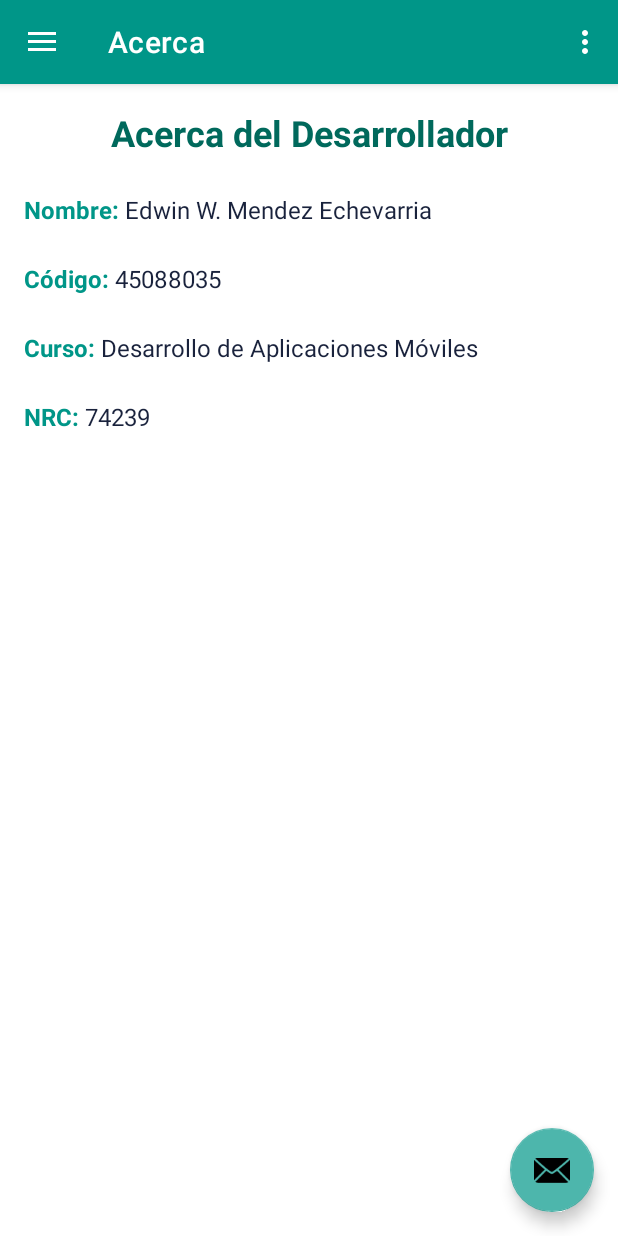
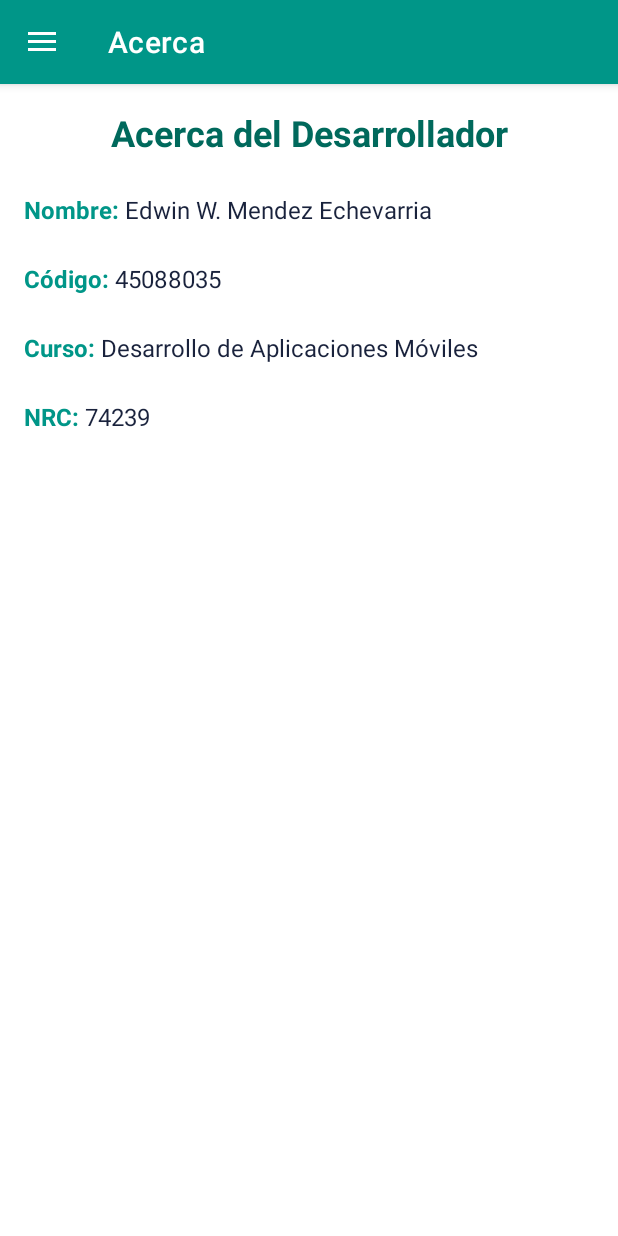
Before and after one commit to edwinwmendeze/NRC-74239, an Android app: the MainActivity screen opened directly, with no data from a screen before it, on a phone screen of 412 x 824 dp. Run offline under Robolectric (Android 15) with nearby library versions, the phone set to English and light mode, and no system bars; our stand-ins replace navigation-ui.

Commit message:
feat(Unidad1/PA1/mendez_pa1): Se comentan elementos de la interfaz (quitando el FAB y Setting del menu) y se actualizan textos en fragmentos para mejorar la legibilidad y la localización, incluyendo la adición de cadenas de texto en strings.xml. Para ser como un SENIOR :)

```diff
--- a/mendez_pa1/app/src/main/java/mendez/pa1/org/MainActivity.java
+++ b/mendez_pa1/app/src/main/java/mendez/pa1/org/MainActivity.java
@@ -29,14 +29,14 @@ public class MainActivity extends AppCompatActivity {
         setContentView(binding.getRoot());
 
         setSupportActionBar(binding.appBarMain.toolbar);
-        binding.appBarMain.fab.setOnClickListener(new View.OnClickListener() {
+        /* binding.appBarMain.fab.setOnClickListener(new View.OnClickListener() {
             @Override
             public void onClick(View view) {
-                Snackbar.make(view, "Replace with your own action", Snackbar.LENGTH_LONG)
+                Snackbar.make(view, "Reemplace por alguna accion (Comentada por ahora)", Snackbar.LENGTH_LONG)
                         .setAction("Action", null)
                         .setAnchorView(R.id.fab).show();
             }
-        });
+        });*/
         DrawerLayout drawer = binding.drawerLayout;
         NavigationView navigationView = binding.navView;
         // Passing each menu ID as a set of Ids because each
--- a/mendez_pa1/app/src/main/res/layout/app_bar_main.xml
+++ b/mendez_pa1/app/src/main/res/layout/app_bar_main.xml
@@ -22,13 +22,13 @@
 
     <include layout="@layout/content_main" />
 
-    <com.google.android.material.floatingactionbutton.FloatingActionButton
+    <!-- <com.google.android.material.floatingactionbutton.FloatingActionButton
         android:id="@+id/fab"
         android:layout_width="wrap_content"
         android:layout_height="wrap_content"
         android:layout_gravity="bottom|end"
         android:layout_marginEnd="@dimen/fab_margin"
         android:layout_marginBottom="16dp"
-        app:srcCompat="@android:drawable/ic_dialog_email" />
+        app:srcCompat="@android:drawable/ic_dialog_email" /> -->
 
 </androidx.coordinatorlayout.widget.CoordinatorLayout>
--- a/mendez_pa1/app/src/main/res/layout/fragment_acerca.xml
+++ b/mendez_pa1/app/src/main/res/layout/fragment_acerca.xml
@@ -19,7 +19,7 @@
         <TextView
             style="@style/TextoPA1"
             android:layout_width="wrap_content"
-            android:text="Edwin W. Mendez Echevarria" />
+            android:text="@string/fragment_acerca_nombre" />
     </LinearLayout>
 
     <LinearLayout
@@ -34,7 +34,7 @@
         <TextView
             style="@style/TextoPA1"
             android:layout_width="wrap_content"
-            android:text="45088035" />
+            android:text="@string/fragment_acerca_codigo" />
     </LinearLayout>
 
     <LinearLayout
@@ -49,7 +49,7 @@
         <TextView
             style="@style/TextoPA1"
             android:layout_width="wrap_content"
-            android:text="Desarrollo de Aplicaciones Móviles" />
+            android:text="@string/fragment_acerca_curso" />
     </LinearLayout>
 
     <LinearLayout
@@ -64,7 +64,7 @@
         <TextView
             style="@style/TextoPA1"
             android:layout_width="wrap_content"
-            android:text="74239" />
+            android:text="@string/fragment_acerca_nrc" />
     </LinearLayout>
 
 </LinearLayout>
--- a/mendez_pa1/app/src/main/res/menu/main.xml
+++ b/mendez_pa1/app/src/main/res/menu/main.xml
@@ -1,9 +1,9 @@
 <?xml version="1.0" encoding="utf-8"?>
 <menu xmlns:android="http://schemas.android.com/apk/res/android"
     xmlns:app="http://schemas.android.com/apk/res-auto">
-    <item
+    <!-- <item
         android:id="@+id/action_settings"
         android:orderInCategory="100"
         android:title="@string/action_settings"
-        app:showAsAction="never" />
+        app:showAsAction="never" /> -->
 </menu>
--- a/mendez_pa1/app/src/main/res/values/strings.xml
+++ b/mendez_pa1/app/src/main/res/values/strings.xml
@@ -12,4 +12,10 @@
     <string name="menu_numero_aleatorio">Número Aleatorio</string>
     <string name="menu_binario_decimal">Binario a Decimal</string>
     <string name="menu_hex_binario">Hex a Binario</string>
+
+    <string name="fragment_acerca_nombre">Edwin W. Mendez Echevarria</string>">
+    <string name="fragment_acerca_codigo">45088035</string>
+    <string name="fragment_acerca_curso">Desarrollo de Aplicaciones Móviles</string>
+    <string name="fragment_acerca_nrc">74239</string>
+
 </resources>
```
